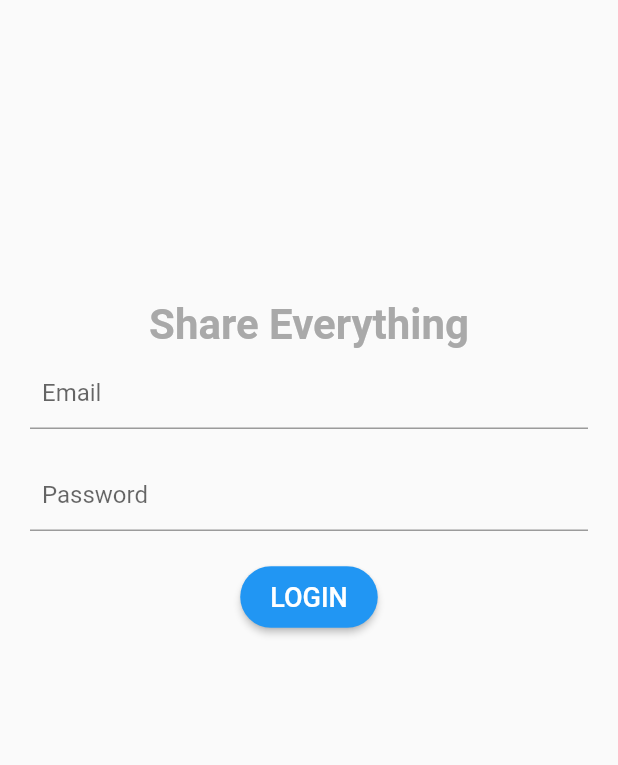
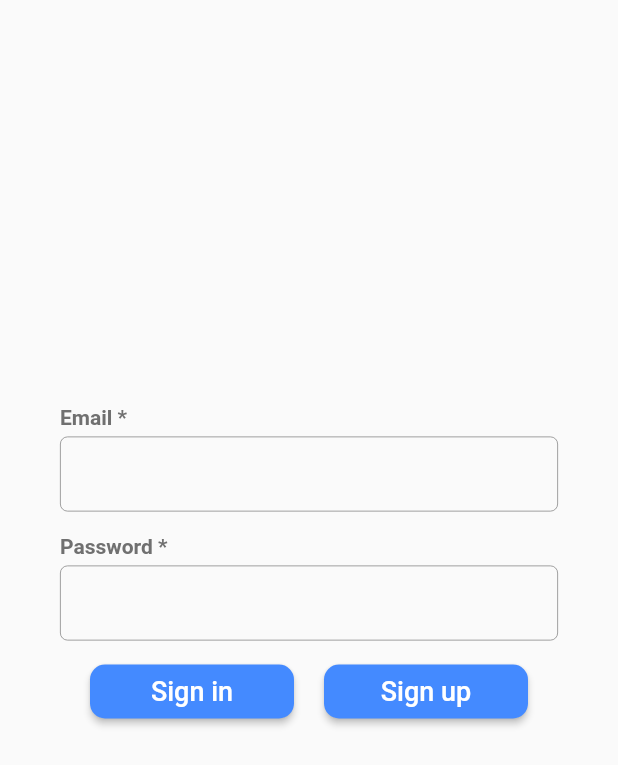
Before and after one commit to sakib-shadman/share-everything-app, a Flutter app: the screen it shows after launch, on a phone screen of 412 x 824 dp. Shown: the top 765 px of the screen. Run offline on Flutter 3.47's test engine with Material 2 defaults, Android fonts, the phone set to English and light mode, and no system bars; Roboto replaces fonts that are missing (Montserrat-Light, Montserrat-Medium).

Commit message:
loginview implemented.

```diff
--- a/lib/main.dart
+++ b/lib/main.dart
@@ -1,3 +1,5 @@
+import 'package:flutter/cupertino.dart';
+import 'package:flutter/foundation.dart';
 import 'package:flutter/material.dart';
 
 void main() => runApp(MaterialApp(home: LoginView()));
@@ -9,25 +11,19 @@ class LoginView extends StatefulWidget {
 }
 
 class LoginViewState extends State<LoginView> {
-
   final GlobalKey<ScaffoldState> _scaffoldKey = new GlobalKey<ScaffoldState>();
   final emailNameController = TextEditingController();
   final passwordController = TextEditingController();
-  //final snackBar = SnackBar(content: Text('Yay! A SnackBar!'));
-
 
   @override
   void dispose() {
-    // Clean up the controller when the widget is disposed.
     emailNameController.dispose();
     passwordController.dispose();
     super.dispose();
   }
 
-  bool inputValidated(BuildContext context){
-
-    if(emailNameController.text.isEmpty){
-
+  bool inputValidated(BuildContext context) {
+    if (emailNameController.text.isEmpty) {
       //Scaffold.of(context).showSnackBar(snackBar);
       return false;
     }
@@ -36,112 +32,120 @@ class LoginViewState extends State<LoginView> {
 
   @override
   Widget build(BuildContext context) {
-
     return Scaffold(
       key: _scaffoldKey,
-      body: new Center(
+      body: SingleChildScrollView(
         child: new Container(
+          padding: EdgeInsets.only(top: 260,right: 20,left: 20,bottom: 20),
           child: new Column(
+            crossAxisAlignment: CrossAxisAlignment.center,
             children: <Widget>[
-              Padding(
-                padding: const EdgeInsets.only(left: 24, top: 200, right: 24),
-                child: new Row(
-                  children: <Widget>[
-                    Expanded(
-                      child: Align(
-                        alignment: Alignment.center,
-                        child: Text(
-                          'Share Everything',
-                          style: TextStyle(
-                              fontSize: 28.0,
-                              color: Color.fromRGBO(169, 169, 169, 1.0),
-                              fontFamily: 'Montserrat-Medium',
-                              fontWeight: FontWeight.bold),
+              textField(emailNameController, 'Email', true),
+              textField(passwordController, 'Password', true),
+              button(),
+            ],
           ),
         ),
       ),
+    );
+  }
+
+  Widget textField(
+      TextEditingController controller, String label, bool isRequired) {
+    return new Container(
+      padding: EdgeInsets.only(top: 5, bottom: 5, left: 20, right: 20),
+      child: new Column(
+        crossAxisAlignment: CrossAxisAlignment.start,
+        children: <Widget>[
+          new Container(
+            padding: EdgeInsets.only(top: 5, bottom: 5),
+            child: new Row(
+              children: <Widget>[
+                Text(
+                  '$label ',
+                  style: TextStyle(
+                      fontSize: 14,
+                      fontWeight: FontWeight.bold,
+                      color: Color.fromRGBO(112, 112, 112, 1.0)),
+                ),
+                isRequired == true
+                    ? Text(
+                        '*',
+                        style: TextStyle(
+                            fontSize: 14,
+                            fontWeight: FontWeight.bold,
+                            color: Color.fromRGBO(112, 112, 112, 1.0)),
+                      )
+                    : new Container()
               ],
             ),
           ),
-              Padding(
-                padding: const EdgeInsets.only(
-                  left: 20,
-                  top: 5,
-                  bottom: 20,
-                  right: 20,
-                ),
-                child: new TextField(
-                  controller: emailNameController,
-                  decoration: new InputDecoration(
-                      labelText: 'Email',
-                      contentPadding: EdgeInsets.only(
-                        left: 8,
-                        right: 0,
-                        bottom: 8,
-                      ),
-                      labelStyle: new TextStyle(
-                        fontSize: 16.0,
-                        fontFamily: 'Montserrat-Light',
-                      )),
+          new Container(
+            height: 50,
+            decoration: new BoxDecoration(
+              shape: BoxShape.rectangle,
+              borderRadius: BorderRadius.circular(5.0),
+              border: new Border.all(
+                color: Color.fromRGBO(129, 129, 129, 1.0),
+                width: 0.5,
               ),
             ),
-              Padding(
-                padding: const EdgeInsets.only(
-                  left: 20,
-                  right: 20,
+            child: new Container(
+                padding: EdgeInsets.only(top: 2, bottom: 2),
+                child: controller == passwordController
+                    ? new TextField(
+                        controller: controller,
+                        obscureText: true,
+                        onChanged: (newVal) {
+                          debugPrint("Added text field: $newVal");
+                        },
+                        style: TextStyle(fontSize: 16),
+                        textAlign: TextAlign.start,
+                        decoration: new InputDecoration(
+                          hintText: '',
+                          border: InputBorder.none,
                         ),
-                child: new TextField(
-                  controller: passwordController,
-                  obscureText: true,
+                      )
+                    : new TextField(
+                        controller: controller,
+                        onChanged: (newVal) {
+                          debugPrint("Added text field: $newVal");
+                        },
+                        style: TextStyle(fontSize: 16),
+                        textAlign: TextAlign.start,
                         decoration: new InputDecoration(
-                      labelText: 'Password',
-                      contentPadding: EdgeInsets.only(
-                        left: 8,
-                        right: 0,
-                        bottom: 8,
+                          hintText: '',
+                          border: InputBorder.none,
                         ),
-                      labelStyle: new TextStyle(
-                        fontSize: 16.0,
-                        fontFamily: 'Montserrat-Light',
                       )),
+          )
+        ],
       ),
-              ),
-              Padding(
-                padding: const EdgeInsets.only(
-                  left: 20,
-                  right: 20,
-                  top: 20,
-                ),
+    );
+  }
+
+  Widget button() {
+    return new Container(
+      padding: EdgeInsets.only(top: 5, bottom: 5, left: 20, right: 20),
+      child: new Row(
+        crossAxisAlignment: CrossAxisAlignment.start,
+        children: <Widget>[
+          Expanded(
+            child: new Container(
+              padding: EdgeInsets.only(left: 20, right: 10),
               child: RaisedButton(
                 onPressed: () {
+                  if(checkValidation()){
 
-                    Builder(
-                      builder: (BuildContext context){
-                        final snackBar = SnackBar(content: Text('Yay! A SnackBar!'));
-                        Scaffold.of(context).showSnackBar(snackBar);
-                        return snackBar;
                   }
-                    );
-
-                    //inputValidated(context);
-                    //Navigator.of(context).push(_createRoute());
-                    //LoginService().getLoginResponse(userNameController.text, passwordController.text);
-                    //Navigator.push(context, new MaterialPageRoute(builder: (context) => new MyApp(),),);
-                    //Navigator.of(context).push(_createRoute());
                 },
-                  color: Colors.blue,
-                  disabledColor: Colors.blue,
+                color: Colors.blueAccent,
+                disabledColor: Colors.blueGrey,
                 shape: new RoundedRectangleBorder(
-                    borderRadius: new BorderRadius.circular(30.0),
-                  ),
-                  padding: EdgeInsets.only(
-                    left: 20,
-                    right: 20,
-                    top: 10,
-                    bottom: 10,
+                  borderRadius: new BorderRadius.circular(10.0),
                 ),
                 child: Text(
-                    'LOGIN',
+                  'Sign in',
                   style: TextStyle(
                       fontSize: 18,
                       color: Colors.white,
@@ -149,14 +153,49 @@ class LoginViewState extends State<LoginView> {
                 ),
               ),
             ),
-            ],
+          ),
+          Expanded(
+            child:  new Container(
+              padding: EdgeInsets.only(left: 10, right: 20),
+              child: RaisedButton(
+                onPressed: () {},
+                color: Colors.blueAccent,
+                disabledColor: Colors.blueGrey,
+                shape: new RoundedRectangleBorder(
+                  borderRadius: new BorderRadius.circular(10.0),
+                ),
+                child: Text(
+                  'Sign up',
+                  style: TextStyle(
+                      fontSize: 18,
+                      color: Colors.white,
+                      fontFamily: 'Montserrat-Medium'),
                 ),
               ),
+            ),
+          )
+        ],
       ),
     );
   }
 
-/*Color hexToColor(String code) {
-    return new Color(int.parse(code.substring(1, 7), radix: 16) + 0xFF000000);
-  }*/
+  bool checkValidation() {
+    if (emailNameController.text.isEmpty) {
+      _scaffoldKey.currentState.showSnackBar(SnackBar(
+        content: Text("PLease enter your email!"),
+        backgroundColor: Colors.red,
+      ));
+      return false;
     }
+
+    if (passwordController.text.isEmpty) {
+      _scaffoldKey.currentState.showSnackBar(SnackBar(
+        content: Text("Please enter your password!"),
+        backgroundColor: Colors.red,
+      ));
+      return false;
+    }
+    return true;
+  }
+
+}
```
Also changed, not shown: pubspec.lock, 1 other file. Lines whose indentation alone changed are shown as unchanged.
